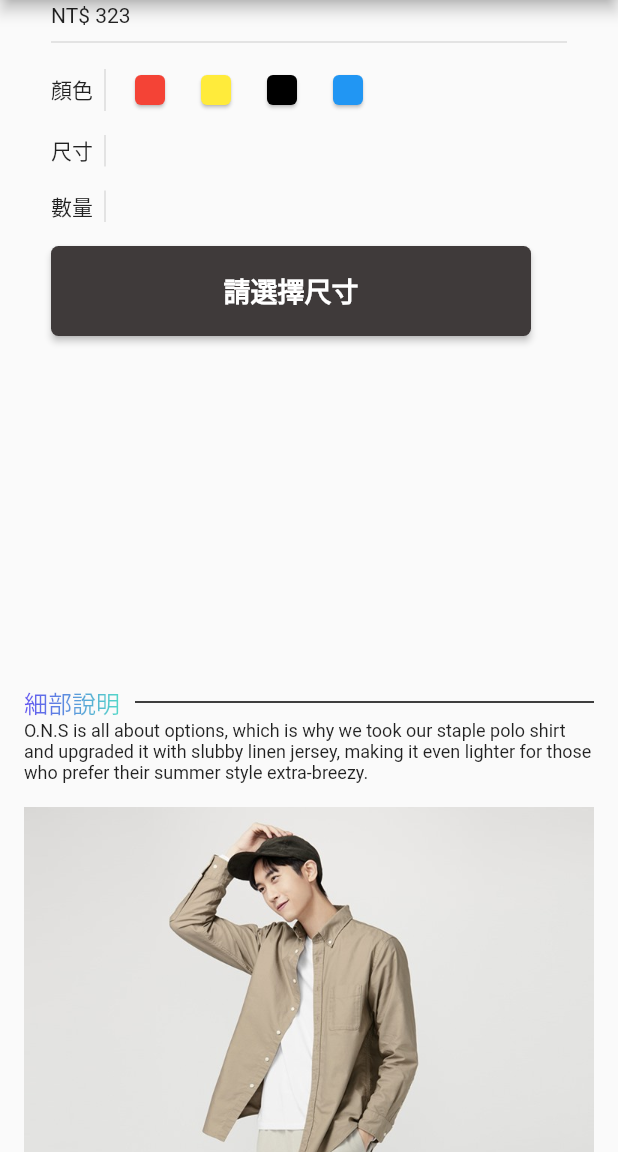
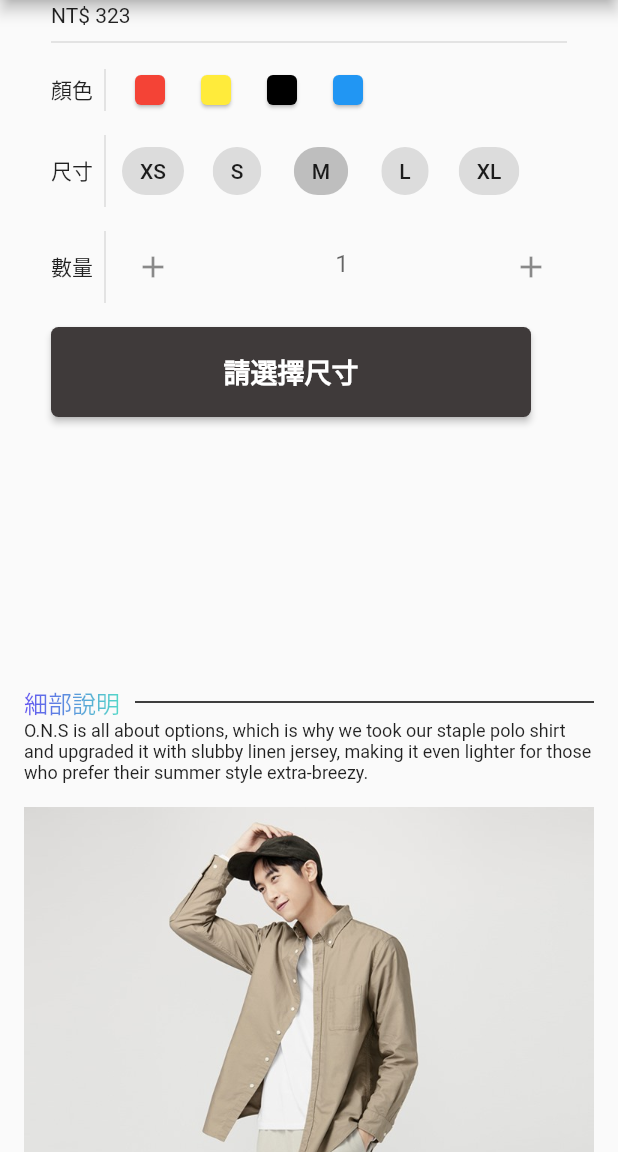
Before and after one commit to MicGun/Flutter-Stylish, a Flutter app: the ProductDetailsPage screen opened by its route, scrolled down 576 dp, on a phone screen of 412 x 824 dp, the part 84-1236 px from its top. Run offline on Flutter 3.47's test engine with Material 2 defaults, Android fonts, the phone set to English and light mode, and no system bars; our stand-ins replace go_router.

Commit message:
implement number text field input logic

```diff
--- a/stylish/lib/ProductVariaantsWidget.dart
+++ b/stylish/lib/ProductVariaantsWidget.dart
@@ -1,8 +1,43 @@
 import 'package:flutter/material.dart';
+import 'package:flutter/services.dart';
 import 'package:stylish/ProductVariantIemWithOptionsWidget.dart';
 
-class ProductVariantsWidget extends StatelessWidget {
+class ProductVariantsWidget extends StatefulWidget {
   const ProductVariantsWidget({super.key});
+
+  @override
+  State<ProductVariantsWidget> createState() => _ProductVariantsWidgetState();
+}
+
+class _ProductVariantsWidgetState extends State<ProductVariantsWidget> {
+  String? sizeValue = 'M';
+  int? count = 1;
+  var _controller = TextEditingController();
+
+  @override
+  void initState() {
+    super.initState();
+
+    _controller.addListener(() {
+      int? qty = int.tryParse(_controller.text);
+
+      if(qty == null) {
+        _controller.text = 1.toString();
+        setState(() {
+          count = 1;
+        });
+      } else if (qty < 1) {
+        _controller.text = 1.toString();
+        setState(() {
+          count = 1;
+        });
+      } else {
+        setState(() {
+          count = qty;
+        });
+      }
+    });
+  }
 
   @override
   Widget build(BuildContext context) {
@@ -41,63 +76,136 @@ class ProductVariantsWidget extends StatelessWidget {
                         padding: EdgeInsets.only(left: 8, right: 8),
                         child: Card(
                           color: Colors.red,
-                    child: SizedBox(width: 20, height: 20,),
+                          child: SizedBox(
+                            width: 20,
+                            height: 20,
+                          ),
                         ),
                       ),
                       Padding(
                         padding: EdgeInsets.only(left: 8, right: 8),
                         child: Card(
                           color: Colors.yellow,
-                    child: SizedBox(width: 20, height: 20,),
+                          child: SizedBox(
+                            width: 20,
+                            height: 20,
+                          ),
                         ),
                       ),
                       Padding(
                         padding: EdgeInsets.only(left: 8, right: 8),
                         child: Card(
                           color: Colors.black,
-                    child: SizedBox(width: 20, height: 20,),
+                          child: SizedBox(
+                            width: 20,
+                            height: 20,
+                          ),
                         ),
                       ),
                       Padding(
                         padding: EdgeInsets.only(left: 8, right: 8),
                         child: Card(
                           color: Colors.blue,
-                    child: SizedBox(width: 20, height: 20,),
+                          child: SizedBox(
+                            width: 20,
+                            height: 20,
+                          ),
                         ),
                       ),
                     ],
                   ),
-              )
+                )),
+            ProductVariantIemWithOptionsWidget(
+              title: '尺寸',
+              child: Wrap(
+                spacing: 8,
+                children: [
+                  ChoiceChip(
+                    label: Text('XS'),
+                    selected: sizeValue == 'XS',
+                    onSelected: (selected) {
+                      setState(() {
+                        sizeValue = selected ? 'XS' : null;
+                      });
+                    },
                   ),
-          Padding(
-            padding: const EdgeInsets.only(top: 8, bottom: 8),
-            child: IntrinsicHeight(
-              child: Row(
-                children: [
-                  Text('尺寸', style: Theme.of(context).textTheme.bodyMedium,),
-                  const VerticalDivider(
-                    width: 16,
-                    thickness: 1,
-                    indent: 0,
-                    endIndent: 0,
+                  ChoiceChip(
+                    label: Text('S'),
+                    selected: sizeValue == 'S',
+                    onSelected: (selected) {
+                      setState(() {
+                        sizeValue = selected ? 'S' : null;
+                      });
+                    },
+                  ),
+                  ChoiceChip(
+                    label: Text('M'),
+                    selected: sizeValue == 'M',
+                    onSelected: (selected) {
+                      setState(() {
+                        sizeValue = selected ? 'M' : null;
+                      });
+                    },
+                  ),
+                  ChoiceChip(
+                    label: Text('L'),
+                    selected: sizeValue == 'L',
+                    onSelected: (selected) {
+                      setState(() {
+                        sizeValue = selected ? 'L' : null;
+                      });
+                    },
+                  ),
+                  ChoiceChip(
+                    label: Text('XL'),
+                    selected: sizeValue == 'XL',
+                    onSelected: (selected) {
+                      setState(() {
+                        sizeValue = selected ? 'XL' : null;
+                      });
+                    },
                   ),
                 ],
               ),
             ),
+            ProductVariantIemWithOptionsWidget(
+              title: '數量',
+              child: TextField(
+                textAlign: TextAlign.center,
+                controller: _controller,
+                onChanged: (value) {},
+                keyboardType: TextInputType.number,
+                inputFormatters: <TextInputFormatter>[
+                  FilteringTextInputFormatter.digitsOnly
+                ],
+                decoration: InputDecoration(
+                  border: InputBorder.none,
+                  hintText: '$count',
+                  prefixIcon: IconButton(
+                    icon: Icon(Icons.add),
+                    onPressed: () {
+                      setState(() {
+                        if (count == null || count! < 2) {
+                          count = 1;
+                        } else {
+                          count = count! - 1;
+                        }
+                      });
+                      _controller.text = count.toString();
+                    },
                   ),
-          Padding(
-            padding: const EdgeInsets.only(top: 8, bottom: 8),
-            child: IntrinsicHeight(
-              child: Row(
-                children: [
-                  Text('數量', style: Theme.of(context).textTheme.bodyMedium,),
-                  const VerticalDivider(
-                    width: 16,
-                    thickness: 1,
-                    indent: 0,
-                    endIndent: 0,
+                  suffixIcon: IconButton(
+                    icon: Icon(Icons.add),
+                    onPressed: () {
+                      setState(() {
+                        if (count == null) {
+                          count = 1;
+                        }
+                        count = count! + 1;
+                      });
+                      _controller.text = count.toString();
+                    },
                   ),
-                ],
                 ),
               ),
             ),
@@ -109,17 +217,23 @@ class ProductVariantsWidget extends StatelessWidget {
                   ElevatedButton(
                     style: ElevatedButton.styleFrom(
                       backgroundColor: const Color(0xff3f3a3a),
-        minimumSize: const Size(320,60),
+                      minimumSize: const Size(320, 60),
                       shape: const RoundedRectangleBorder(
                         borderRadius: BorderRadius.all(
                           Radius.circular(5),
                         ),
                       ),
                     ),
-                  onPressed: () {  },
+                    onPressed: () {},
                     child: const Padding(
                       padding: EdgeInsets.all(8.0),
-                    child: Text('請選擇尺寸', style: TextStyle(color: Color(0xffffffff), fontSize: 18, fontWeight: FontWeight.bold),),
+                      child: Text(
+                        '請選擇尺寸',
+                        style: TextStyle(
+                            color: Color(0xffffffff),
+                            fontSize: 18,
+                            fontWeight: FontWeight.bold),
+                      ),
                     ),
                   ),
                 ],
@@ -130,4 +244,10 @@ class ProductVariantsWidget extends StatelessWidget {
       ),
     );
   }
+
+  @override
+  void dispose() {
+    _controller.dispose();
+    super.dispose();
   }
+}
```
Lines whose indentation alone changed are shown as unchanged.
